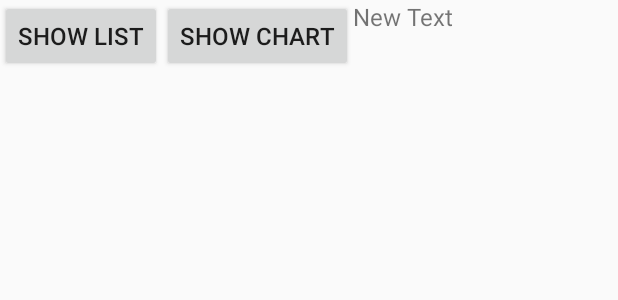
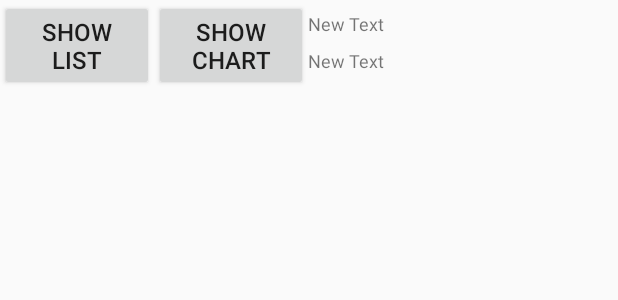
Before and after one commit to namudak/GoldandSilver, an Android app: the layout activity_metal.xml on its own in the app's theme, with its tools: preview values and no code run, on a phone screen of 412 x 824 dp. Shown: the top 300 px of the screen. Run offline under Robolectric (Android 15) with nearby library versions, the phone set to English and light mode, and no system bars.

Commit message:
Added day difference codes

```diff
--- a/app/src/main/java/com/sb/goldandsilver/MetalActivity.java
+++ b/app/src/main/java/com/sb/goldandsilver/MetalActivity.java
@@ -93,6 +93,7 @@ public class MetalActivity extends AppCompatActivity {
         super.onActivityResult(requestCode, resultCode, intent);
 
         double rate= 0.0;
+        String[] diffStr= null;
 
         // Check which request it is that we're responding to
         if (requestCode == REQUEST_CODE) {
@@ -102,11 +103,16 @@ public class MetalActivity extends AppCompatActivity {
 
                 mGsList = (List<GoldSilverItem>)bundle.getSerializable("goldsilver");
                 rate= bundle.getDouble("currency");
+                diffStr= bundle.getStringArray("diffvalue");
             }
         }
+
         // Currency exchange rate
         TextView currencyTextView= (TextView)findViewById(R.id.tv_currency);
         currencyTextView.setText("USD_KRW : "+ rate);
+        // Gold price difference on previous day
+        TextView diffTextView= (TextView)findViewById(R.id.tv_diff);
+        diffTextView.setText(diffStr[2]+ ":"+ diffStr[3]+ "@"+ diffStr[0]);
 
         mAdapter= new GoldSilverAdapter(this, mGsList);
         mGoldSilverListView.setAdapter(mAdapter);
--- a/app/src/main/res/layout/activity_metal.xml
+++ b/app/src/main/res/layout/activity_metal.xml
@@ -10,25 +10,45 @@
         android:orientation="horizontal" >
         <Button
             android:id="@+id/list_button"
-            android:layout_width="wrap_content"
+            android:layout_width="0dp"
             android:layout_height="wrap_content"
             android:text="Show List"
+            android:layout_weight="1"
             android:textSize="16dp">
         </Button>
         <Button
             android:id="@+id/chart_button"
-            android:layout_width="wrap_content"
+            android:layout_width="0dp"
             android:layout_height="wrap_content"
             android:text="Show Chart"
+            android:layout_weight="1"
             android:textSize="16dp">
         </Button>
+        <LinearLayout
+            android:layout_width="0dp"
+            android:layout_height="wrap_content"
+            android:layout_weight="2"
+            android:orientation="vertical">
+            <TextView
+                android:id="@+id/tv_currency"
+                android:layout_width="wrap_content"
+                android:layout_height="0dp"
+                android:text="New Text"
+                android:textSize="12dp"
+                android:layout_gravity="center_vertical"
+                android:layout_weight="1"
+                android:layout_marginTop="7dp" />
 
-        <TextView
-            android:id="@+id/tv_currency"
-            android:layout_width="match_parent"
-            android:layout_height="match_parent"
-            android:text="New Text"
-            android:textSize="16dp" />
+            <TextView
+                android:id="@+id/tv_diff"
+                android:layout_width="wrap_content"
+                android:layout_height="0dp"
+                android:text="New Text"
+                android:textSize="12dp"
+                android:layout_gravity="center_vertical"
+                android:layout_weight="1"
+                android:layout_marginTop="8dp" />
+        </LinearLayout>
 
     </LinearLayout>
 
```
Also changed, not shown: app/src/main/java/com/sb/goldandsilver/database/AsyncTaskActivity.java (+96 -4 lines).
